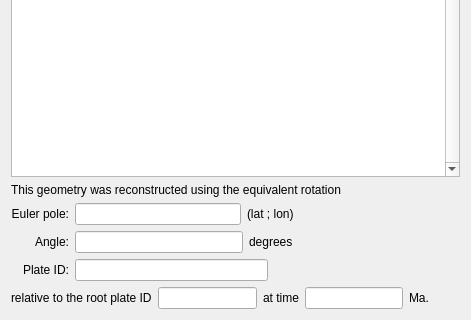
Qt form src/qt-widgets/QueryFeaturePropertiesWidgetUi.ui (GPlates/GPlates) before a commit; both pictures show x 0 to 471 and y 145 to 465 of the 471 by 465 pixel window.
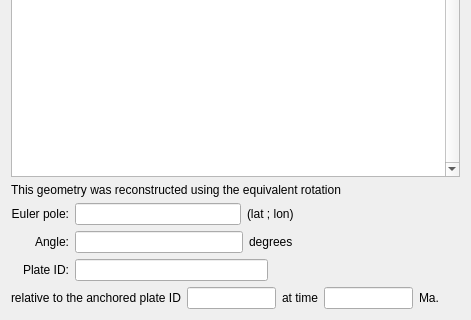
The same form after that commit. Icons and pictures are not drawn.

The edit to the form file:
```diff
--- a/src/qt-widgets/QueryFeaturePropertiesWidgetUi.ui
+++ b/src/qt-widgets/QueryFeaturePropertiesWidgetUi.ui
@@ -206,7 +206,7 @@
      <item>
       <widget class="QLabel" name="label_5" >
        <property name="text" >
-        <string>relative to the root plate ID</string>
+        <string>relative to the anchored plate ID</string>
        </property>
       </widget>
      </item>
```
